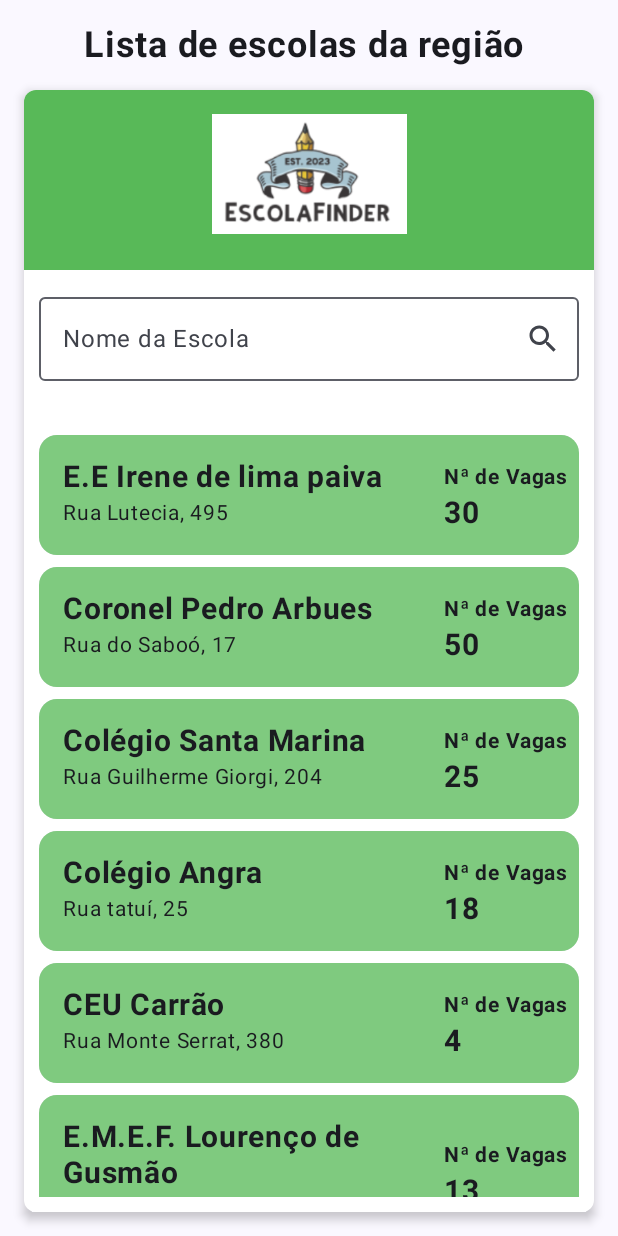
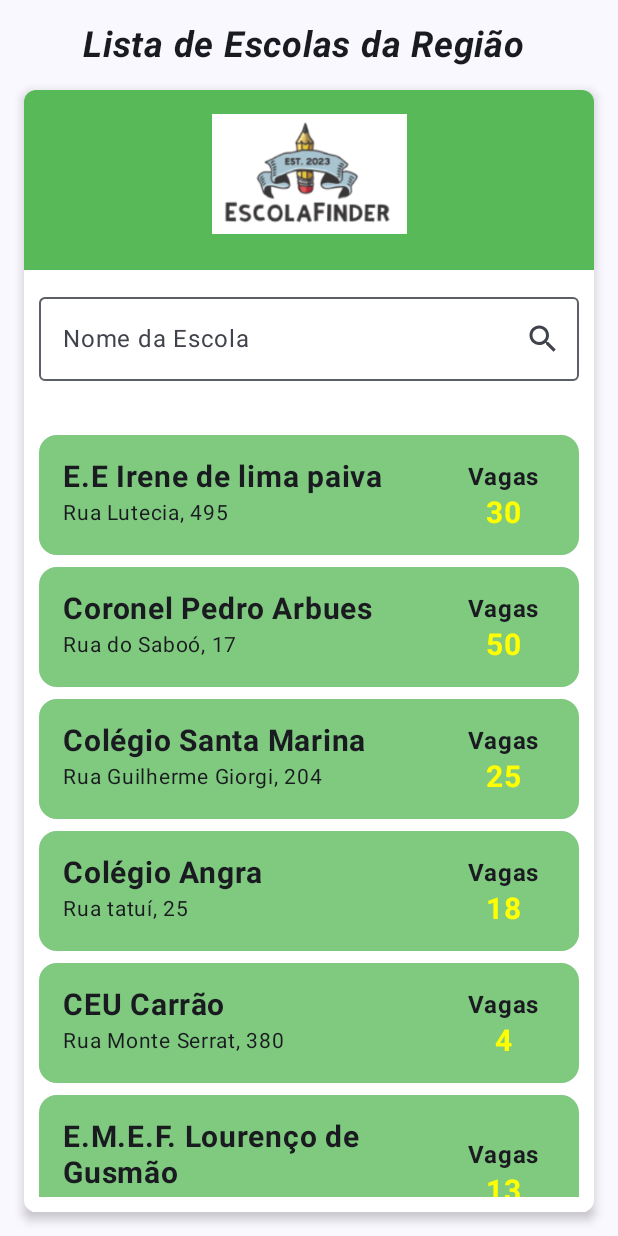
Before and after one commit to MatheusAndrade60/Vagas_Escola, an Android app built with Jetpack Compose: the SchoolListScreen screen opened through its navigation route, on a phone screen of 412 x 824 dp. Run offline under Robolectric (Android 15) with nearby library versions, the phone set to English and light mode, and no system bars; our stand-ins replace Room's generated code.

Commit message:
ajustes-finais

```diff
--- a/app/src/main/java/br/com/fiap/projeto_vagas_escola/screens/SchoolListScreen.kt
+++ b/app/src/main/java/br/com/fiap/projeto_vagas_escola/screens/SchoolListScreen.kt
@@ -30,6 +30,8 @@ import androidx.compose.ui.unit.dp
 import androidx.compose.ui.unit.sp
 import androidx.compose.ui.Modifier
 import androidx.compose.ui.graphics.Color
+import androidx.compose.ui.text.font.FontStyle
+import androidx.compose.ui.tooling.preview.Preview
 import androidx.navigation.NavHostController
 import br.com.fiap.projeto_vagas_escola.component.Header
 import br.com.fiap.projeto_vagas_escola.database.repository.getSchoolsByEscola
@@ -53,8 +55,9 @@ fun SchoolListScreen(navController: NavHostController, schoolListScreen: Unit){
         Text(
             modifier = Modifier
                 .align(Alignment.CenterHorizontally),
-            text = "Lista de escolas da região ",
+            text = "Lista de Escolas da Região ",
             fontSize = 24.sp,
+            fontStyle = FontStyle.Italic,
             fontWeight = FontWeight.Bold,
         )
         Spacer(modifier = Modifier.height(16.dp))
@@ -127,18 +130,24 @@ fun SchoolCard(school: School){
             Column(
                 modifier = Modifier
                     .weight(1f)
-                    .fillMaxWidth(),
+                    .fillMaxWidth()
+                    .padding(end = 10.dp),
                 verticalArrangement = Arrangement.Center
             ) {
                 Text(
-                    text = "Nª de Vagas",
-                    fontSize = 14.sp,
+                    modifier = Modifier
+                        .align(Alignment.CenterHorizontally),
+                    text = "Vagas",
+                    fontSize = 16.sp,
                     fontWeight = FontWeight.Bold,
                 )
                 Text(
+                    modifier = Modifier
+                        .align(Alignment.CenterHorizontally),
                     text = school.quantidadeVagas.toString(),
                     fontSize = 20.sp,
                     fontWeight = FontWeight.Bold,
+                    color = Color.Yellow
                 )
             }
         }
@@ -149,5 +158,5 @@ fun SchoolCard(school: School){
 //@Preview(showBackground = true, showSystemUi = true)
 //@Composable
 //fun SchoolListScreenView() {
-//    br.com.fiap.projeto_vagas_escola.screens.SchoolListScreen()
+//    SchoolListScreen()
 //}
```
